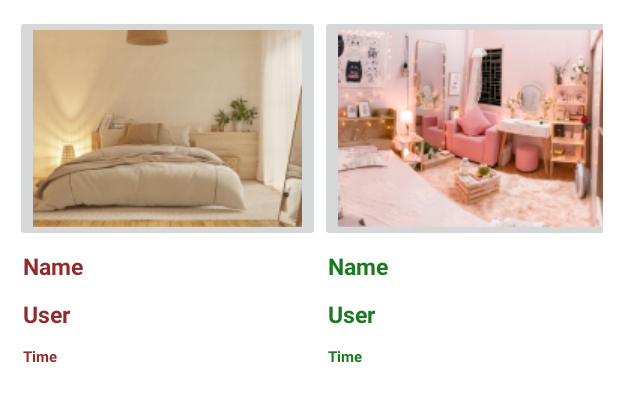
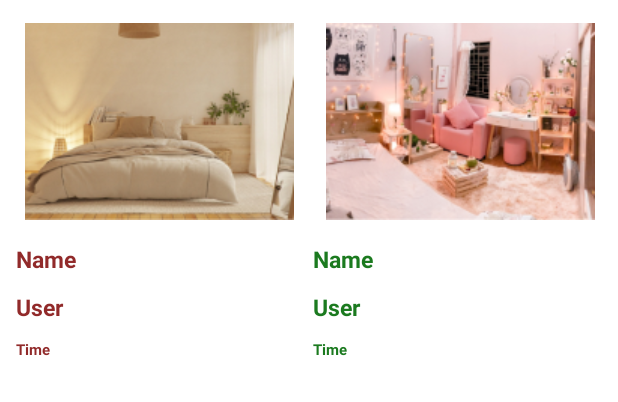
Before and after one commit to giangle286/MOBILE_PROJECT, an Android app: the layout activity_itemdeco.xml on its own in the app's theme, with its tools: preview values and no code run, on a phone screen of 412 x 824 dp. Shown: the top 402 px of the screen. Run offline under Robolectric (Android 15) with nearby library versions, the phone set to English and light mode, and no system bars.

Commit message:
Update code deco

```diff
--- /dev/null
+++ b/app/src/main/res/layout/activity_deco_detail.xml
@@ -0,0 +1,6 @@
+<?xml version="1.0" encoding="utf-8"?>
+<androidx.constraintlayout.widget.ConstraintLayout xmlns:android="http://schemas.android.com/apk/res/android"
+    android:layout_width="match_parent"
+    android:layout_height="match_parent">
+
+</androidx.constraintlayout.widget.ConstraintLayout>
--- a/app/src/main/res/layout/activity_itemdeco.xml
+++ b/app/src/main/res/layout/activity_itemdeco.xml
@@ -3,36 +3,43 @@
     android:orientation="vertical"
     android:layout_width="match_parent"
     android:layout_height="match_parent"
-    android:padding="10dp">
+    android:padding="5dp">
     <TableLayout
         android:layout_width="match_parent"
         android:layout_height="wrap_content">
         <TableRow
-            android:layout_width="wrap_content"
+            android:layout_width="match_parent"
             android:layout_height="wrap_content">
 
             <ImageButton
+                android:id="@+id/imb_ThumbDeco"
+                android:backgroundTint="#FFFFFF"
                 android:layout_width="wrap_content"
                 android:layout_height="match_parent"
-                android:src="@drawable/sample1" />
+                android:src="@drawable/sample1"
+                android:layout_weight="1"/>
 
             <ImageButton
+                android:id="@+id/imb_ThumbDeco1"
+                android:backgroundTint="#FFFFFF"
                 android:layout_width="wrap_content"
                 android:layout_height="match_parent"
-                android:src="@drawable/sample2" />
+                android:src="@drawable/sample2"
+                android:layout_weight="2"/>
         </TableRow>
         <TableRow>
             <TextView
-                android:id="@+id/txtName"
+                android:id="@+id/txt_NameDeco1"
                 android:layout_width="match_parent"
                 android:layout_height="wrap_content"
                 android:text="Name"
                 android:textSize="15dp"
                 android:textStyle="bold"
                 android:textColor="#912A2A"
-                android:padding="5dp"/>
+                android:padding="5dp"
+                android:layout_weight="1"/>
             <TextView
-                android:id="@+id/txtName1"
+                android:id="@+id/txtName_Deco1"
                 android:layout_width="match_parent"
                 android:layout_height="wrap_content"
                 android:text="Name"
@@ -44,16 +51,17 @@
         </TableRow>
         <TableRow>
             <TextView
-                android:id="@+id/txtUser"
+                android:id="@+id/txt_UserDeco"
                 android:layout_width="match_parent"
                 android:layout_height="wrap_content"
                 android:text="User"
                 android:textSize="15dp"
                 android:textStyle="bold"
                 android:textColor="#912A2A"
-                android:padding="5dp"/>
+                android:padding="5dp"
+                android:layout_weight="1"/>
             <TextView
-                android:id="@+id/txtUser1"
+                android:id="@+id/txt_UserDeco1"
                 android:layout_width="match_parent"
                 android:layout_height="wrap_content"
                 android:text="User"
@@ -65,16 +73,17 @@
         </TableRow>
         <TableRow>
             <TextView
-                android:id="@+id/txtTime"
+                android:id="@+id/txt_TimeDeco"
                 android:layout_width="match_parent"
                 android:layout_height="wrap_content"
                 android:text="Time"
                 android:textSize="10dp"
                 android:textStyle="bold"
                 android:textColor="#912A2A"
-                android:padding="5dp"/>
+                android:padding="5dp"
+                android:layout_weight="1"/>
             <TextView
-                android:id="@+id/txtTime1"
+                android:id="@+id/txt_TimeDeco1"
                 android:layout_width="match_parent"
                 android:layout_height="wrap_content"
                 android:text="Time"
```
Also changed, not shown: app/src/main/java/com/example/moroapplication/Adapter/DecoAdapter.java (added, +38 -0 lines), app/src/main/java/com/example/moroapplication/models/Deco.java (added, +48 -0 lines).
